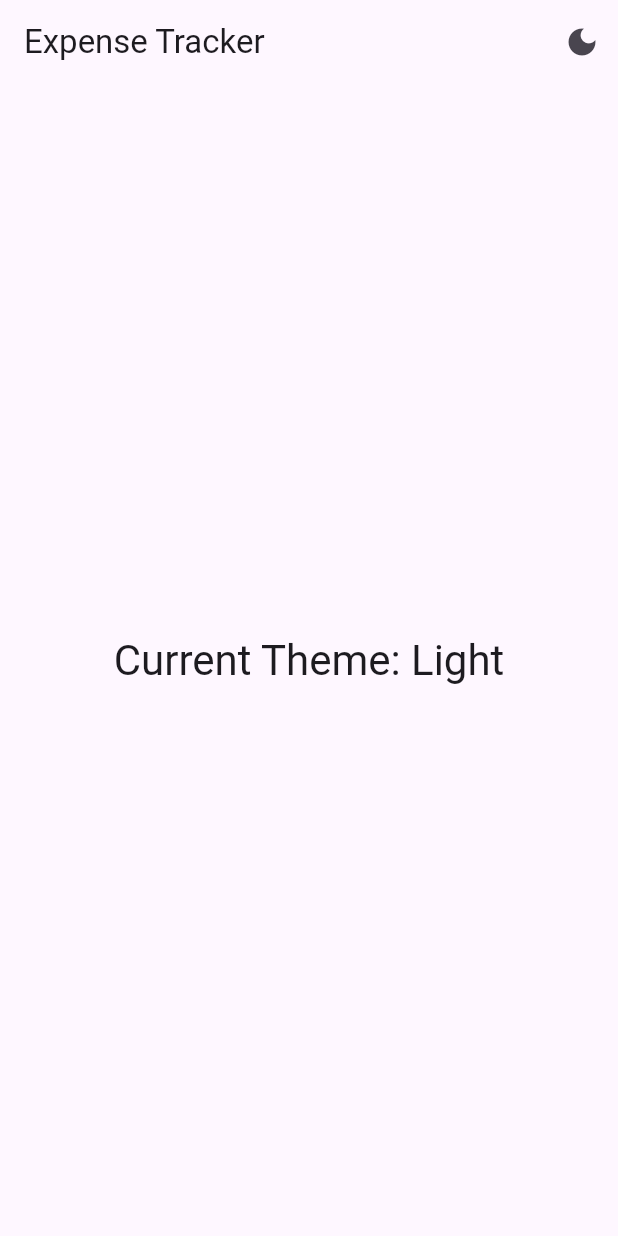
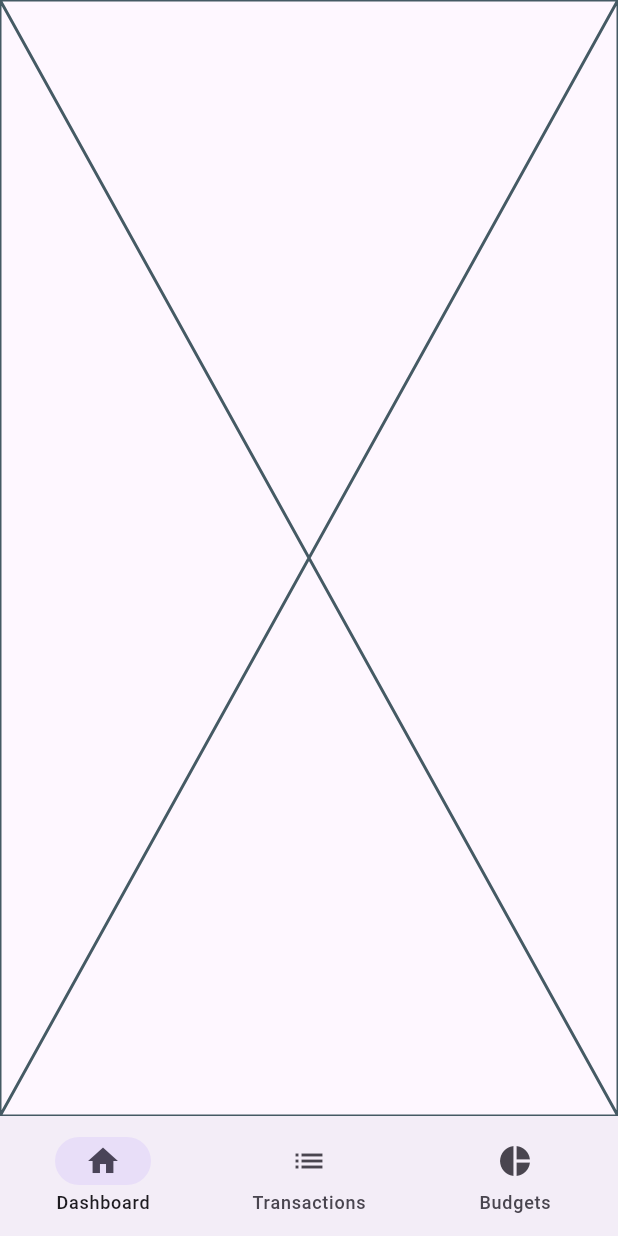
Before and after one commit to shirinshaikh290/expense_tracker, a Flutter app: the screen it shows after launch, on a phone screen of 412 x 824 dp. Run offline on Flutter 3.47's test engine with Material 3 defaults, Android fonts, the phone set to English and light mode, and no system bars; our stand-ins replace bloc, flutter_bloc, shared_preferences, sqflite; accounts and stored records are empty.

Commit message:
feature : added budget and transactions screen

```diff
--- /dev/null
+++ b/lib/features/dashboard/dashboard_screen.dart
@@ -0,0 +1,15 @@
+import 'package:flutter/material.dart';
+
+class DashboardScreen extends StatefulWidget {
+  const DashboardScreen({super.key});
+
+  @override
+  State<DashboardScreen> createState() => _DashboardScreenState();
+}
+
+class _DashboardScreenState extends State<DashboardScreen> {
+  @override
+  Widget build(BuildContext context) {
+    return const Placeholder();
+  }
+}
--- /dev/null
+++ b/lib/features/transactions/data/models/budget_model.dart
@@ -0,0 +1,25 @@
+class BudgetModel {
+  final int? id;
+  final String category;
+  final double limitAmount;
+
+  BudgetModel({
+    this.id,
+    required this.category,
+    required this.limitAmount,
+  });
+
+  Map<String, dynamic> toMap() => {
+    'id': id,
+    'category': category,
+    'limitAmount': limitAmount,
+  };
+
+  factory BudgetModel.fromMap(Map<String, dynamic> map) {
+    return BudgetModel(
+      id: map['id'],
+      category: map['category'],
+      limitAmount: map['limitAmount'],
+    );
+  }
+}
--- /dev/null
+++ b/lib/features/transactions/data/models/transaction_model.dart
@@ -0,0 +1,33 @@
+class TransactionModel {
+  final int? id;
+  final String title;
+  final String category;
+  final double amount;
+  final String date;
+
+  TransactionModel({
+    this.id,
+    required this.title,
+    required this.category,
+    required this.amount,
+    required this.date,
+  });
+
+  Map<String, dynamic> toMap() => {
+    'id': id,
+    'title': title,
+    'category': category,
+    'amount': amount,
+    'date': date,
+  };
+
+  factory TransactionModel.fromMap(Map<String, dynamic> map) {
+    return TransactionModel(
+      id: map['id'],
+      title: map['title'],
+      category: map['category'],
+      amount: map['amount'],
+      date: map['date'],
+    );
+  }
+}
--- /dev/null
+++ b/lib/features/transactions/domain/repositories/transaction_repository.dart
@@ -0,0 +1,20 @@
+import '../../data/database/app_database.dart';
+import '../../data/models/transaction_model.dart';
+
+class TransactionRepository {
+  Future<List<TransactionModel>> getTransactions() async {
+    final db = await AppDatabase.database;
+    final res = await db.query('transactions', orderBy: 'id DESC');
+    return res.map((e) => TransactionModel.fromMap(e)).toList();
+  }
+
+  Future<int> addTransaction(TransactionModel tx) async {
+    final db = await AppDatabase.database;
+    return await db.insert('transactions', tx.toMap());
+  }
+
+  Future<int> deleteTransaction(int id) async {
+    final db = await AppDatabase.database;
+    return await db.delete('transactions', where: 'id = ?', whereArgs: [id]);
+  }
+}
--- /dev/null
+++ b/lib/features/transactions/presentation/budget_cubit/budget_cubit.dart
@@ -0,0 +1,76 @@
+import 'package:flutter/material.dart';
+import 'package:flutter_bloc/flutter_bloc.dart';
+import '../../data/models/budget_model.dart';
+import '../../domain/repositories/budget_repository.dart';
+
+class BudgetState {
+  final List<BudgetModel> budgets;
+  final Map<String, double> spentPerCategory;
+  final bool loading;
+  final String? errorMessage;
+
+  BudgetState({
+    required this.budgets,
+    required this.spentPerCategory,
+    this.loading = false,
+    this.errorMessage,
+  });
+
+  BudgetState copyWith({
+    List<BudgetModel>? budgets,
+    Map<String, double>? spentPerCategory,
+    bool? loading,
+    String? errorMessage,
+  }) {
+    return BudgetState(
+      budgets: budgets ?? this.budgets,
+      spentPerCategory: spentPerCategory ?? this.spentPerCategory,
+      loading: loading ?? this.loading,
+      errorMessage: errorMessage,
+    );
+  }
+}
+
+class BudgetCubit extends Cubit<BudgetState> {
+  final BudgetRepository _repo;
+
+  BudgetCubit(this._repo)
+      : super(BudgetState(budgets: [], spentPerCategory: {})) {
+    loadBudgets();
+  }
+
+  Future<void> loadBudgets() async {
+    emit(state.copyWith(loading: true, errorMessage: null));
+    final budgets = await _repo.getBudgets();
+
+    final Map<String, double> spentData = {};
+    for (var b in budgets) {
+      spentData[b.category] = await _repo.getTotalSpentForCategory(b.category);
+    }
+
+    emit(BudgetState(budgets: budgets, spentPerCategory: spentData));
+  }
+
+  Future<void> addBudget(BudgetModel budget) async {
+    await _repo.addBudget(budget);
+    await loadBudgets();
+  }
+
+  Future<void> deleteBudgetSafely(String category, BuildContext context) async {
+    final success = await _repo.deleteBudgetSafely(category);
+    if (!success) {
+      emit(state.copyWith(errorMessage: 'Cannot delete — transactions exist for this category.'));
+
+      ScaffoldMessenger.of(context).showSnackBar(
+        const SnackBar(
+          content: Text('Cannot delete budget — existing transactions found.'),
+          backgroundColor: Colors.redAccent,
+        ),
+      );
+    } else {
+      await loadBudgets();
+    }
+  }
+
+  void clearError() => emit(state.copyWith(errorMessage: null));
+}
--- /dev/null
+++ b/lib/features/transactions/presentation/transaction_cubit/transaction_controller.dart
@@ -0,0 +1,33 @@
+import 'package:flutter_bloc/flutter_bloc.dart';
+import '../../data/models/transaction_model.dart';
+import '../../domain/repositories/transaction_repository.dart';
+
+class TransactionState {
+  final List<TransactionModel> transactions;
+  final bool loading;
+  TransactionState({required this.transactions, this.loading = false});
+}
+
+class TransactionCubit extends Cubit<TransactionState> {
+  final TransactionRepository _repo;
+
+  TransactionCubit(this._repo) : super(TransactionState(transactions: [])) {
+    loadTransactions();
+  }
+
+  Future<void> loadTransactions() async {
+    emit(TransactionState(transactions: state.transactions, loading: true));
+    final txs = await _repo.getTransactions();
+    emit(TransactionState(transactions: txs));
+  }
+
+  Future<void> addTransaction(TransactionModel tx) async {
+    await _repo.addTransaction(tx);
+    await loadTransactions();
+  }
+
+  Future<void> deleteTransaction(int id) async {
+    await _repo.deleteTransaction(id);
+    await loadTransactions();
+  }
+}
--- a/lib/home_screen.dart
+++ b/lib/home_screen.dart
@@ -1,30 +1,35 @@
-import 'package:expense_tracker_app/themes/theme_cubit.dart';
+import 'package:expense_tracker_app/features/transactions/presentation/screens/transaction_screen.dart';
 import 'package:flutter/material.dart';
-import 'package:flutter_bloc/flutter_bloc.dart';
 
-class HomeScreen extends StatelessWidget {
+import 'features/transactions/presentation/screens/budget_screen.dart';
+import 'features/dashboard/dashboard_screen.dart';
+
+class HomeScreen extends StatefulWidget {
   const HomeScreen({super.key});
+  @override
+  State<HomeScreen> createState() => _HomeScreenState();
+}
+
+class _HomeScreenState extends State<HomeScreen> {
+  int _index = 0;
+  final tabs = const [
+    DashboardScreen(),
+    TransactionScreen(),
+    BudgetScreen()
+  ];
 
   @override
   Widget build(BuildContext context) {
-    final themeCubit = context.read<ThemeCubit>();
-    final isDark = context.watch<ThemeCubit>().state == ThemeMode.dark;
-
     return Scaffold(
-      appBar: AppBar(
-        title: const Text('Expense Tracker'),
-        actions: [
-          IconButton(
-            icon: Icon(isDark ? Icons.light_mode : Icons.dark_mode),
-            onPressed: themeCubit.toggleTheme,
-          ),
+      body: tabs[_index],
+      bottomNavigationBar: NavigationBar(
+        selectedIndex: _index,
+        onDestinationSelected: (i) => setState(() => _index = i),
+        destinations: const [
+          NavigationDestination(icon: Icon(Icons.home), label: 'Dashboard'),
+          NavigationDestination(icon: Icon(Icons.list), label: 'Transactions'),
+          NavigationDestination(icon: Icon(Icons.pie_chart), label: 'Budgets'),
         ],
-      ),
-      body: Center(
-        child: Text(
-          'Current Theme: ${isDark ? "Dark" : "Light"}',
-          style: Theme.of(context).textTheme.headlineMedium,
-        ),
       ),
     );
   }
--- a/lib/main.dart
+++ b/lib/main.dart
@@ -2,32 +2,45 @@ import 'package:expense_tracker_app/themes/theme_cubit.dart';
 import 'package:flutter/material.dart';
 import 'package:flutter_bloc/flutter_bloc.dart';
 
+import 'features/transactions/domain/repositories/budget_repository.dart';
+import 'features/transactions/domain/repositories/transaction_repository.dart';
+import 'features/transactions/presentation/budget_cubit/budget_cubit.dart';
+import 'features/transactions/presentation/transaction_cubit/transaction_controller.dart';
 import 'home_screen.dart';
 
 void main() {
   runApp(
-    BlocProvider(
-      create: (_) => ThemeCubit(),
-      child: const MyApp(),
-    ),
+     MyApp(),
   );
 }
 
 class MyApp extends StatelessWidget {
-  const MyApp({super.key});
+   MyApp({super.key});
+
+  final transactionRepo = TransactionRepository();
+   final budgetRepo = BudgetRepository();
+
 
    @override
   Widget build(BuildContext context) {
-    return BlocBuilder<ThemeCubit, ThemeMode>(
+    return MultiBlocProvider(
+      providers: [
+        BlocProvider(create: (_) => ThemeCubit()),
+        BlocProvider(create: (_) => TransactionCubit(transactionRepo)),
+        BlocProvider(create: (_) => BudgetCubit(budgetRepo)),
+      ],
+      child: BlocBuilder<ThemeCubit, ThemeMode>(
         builder: (context, themeMode) {
           return MaterialApp(
             title: 'Expense Tracker',
             theme: ThemeData.light(useMaterial3: true),
             darkTheme: ThemeData.dark(useMaterial3: true),
             themeMode: themeMode,
-          home:  HomeScreen(),
+            home: const HomeScreen(),
+            debugShowCheckedModeBanner: false,
           );
         },
+      ),
     );
   }
 }
--- a/pubspec.yaml
+++ b/pubspec.yaml
@@ -36,6 +36,7 @@ dependencies:
   cupertino_icons: ^1.0.8
   flutter_bloc: ^9.1.1
   shared_preferences: ^2.5.2
+  sqflite: ^2.4.1
 
 dev_dependencies:
   flutter_test:
```
Also changed, not shown: lib/features/transactions/data/database/app_database.dart (added, +41 -0 lines), lib/features/transactions/domain/repositories/budget_repository.dart (added, +73 -0 lines), lib/features/transactions/presentation/screens/budget_screen.dart (added, +146 -0 lines), lib/features/transactions/presentation/screens/transaction_screen.dart (added, +92 -0 lines), lib/features/transactions/presentation/widgets/transaction_tile.dart (added, +16 -0 lines), lib/features/transactions/transaction_screen.dart (added). Lines whose indentation alone changed are shown as unchanged.
